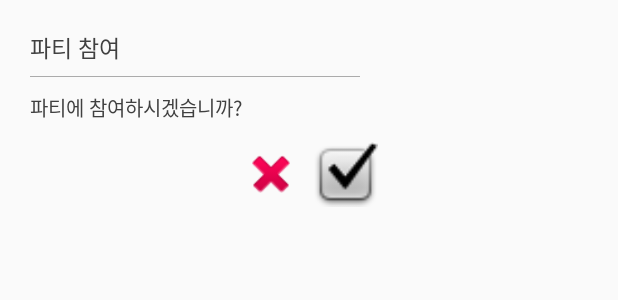
After one commit to PartyGwam/front, an Android app: the layout join_party_btn_dialog_alarm.xml on its own in the app's theme, with its tools: preview values and no code run, on a phone screen of 412 x 824 dp. The commit adds this screen. Shown: the top 300 px of the screen. Run offline under Robolectric (Android 15) with nearby library versions, the phone set to English and light mode, and no system bars.

Commit message:
파티 디테일 화면 작업중

```diff
--- /dev/null
+++ b/app/src/main/res/layout/join_party_btn_dialog_alarm.xml
@@ -0,0 +1,75 @@
+<?xml version="1.0" encoding="utf-8"?>
+<android.support.constraint.ConstraintLayout
+    xmlns:android="http://schemas.android.com/apk/res/android"
+    xmlns:app="http://schemas.android.com/apk/res-auto"
+    xmlns:tools="http://schemas.android.com/tools"
+    android:layout_width="260dp"
+    android:layout_height="150dp">
+
+    <TextView
+        android:id="@+id/join_party_text"
+        android:layout_width="220dp"
+        android:layout_height="25dp"
+        android:layout_gravity="center_vertical"
+        android:layout_marginEnd="8dp"
+        android:layout_marginStart="8dp"
+        android:layout_marginTop="20dp"
+        android:text="파티 참여"
+        android:textColor="#404040"
+        android:textSize="15sp"
+        app:layout_constraintEnd_toEndOf="parent"
+        app:layout_constraintStart_toStartOf="parent"
+        app:layout_constraintTop_toTopOf="parent"/>
+
+    <View
+        android:id="@+id/view3"
+        android:layout_width="220dp"
+        android:layout_height="0.5dp"
+        android:layout_marginEnd="8dp"
+        android:layout_marginStart="8dp"
+        android:layout_marginTop="5dp"
+        android:background="#ababab"
+        app:layout_constraintEnd_toEndOf="parent"
+        app:layout_constraintStart_toStartOf="parent"
+        app:layout_constraintTop_toBottomOf="@+id/join_party_text"/>
+
+    <TextView
+        android:id="@+id/delete_party_text"
+        android:layout_width="220dp"
+        android:layout_height="wrap_content"
+        android:layout_gravity="center_vertical"
+        android:layout_marginEnd="8dp"
+        android:layout_marginStart="8dp"
+        android:layout_marginTop="10dp"
+        android:text="파티에 참여하시겠습니까?"
+        android:textColor="#404040"
+        android:textSize="13sp"
+        app:layout_constraintEnd_toEndOf="parent"
+        app:layout_constraintStart_toStartOf="parent"
+        app:layout_constraintTop_toBottomOf="@+id/view3"/>
+
+    <ImageView
+        android:id="@+id/yes_button"
+        android:layout_width="43dp"
+        android:layout_height="46dp"
+        android:layout_marginBottom="8dp"
+        android:layout_marginEnd="8dp"
+        android:layout_marginTop="8dp"
+        app:layout_constraintBottom_toBottomOf="parent"
+        app:layout_constraintEnd_toEndOf="parent"
+        app:layout_constraintTop_toBottomOf="@+id/delete_party_text"
+        app:srcCompat="@android:drawable/checkbox_on_background"/>
+
+    <ImageView
+        android:id="@+id/no_button"
+        android:layout_width="40dp"
+        android:layout_height="40dp"
+        android:layout_marginBottom="8dp"
+        android:layout_marginEnd="8dp"
+        android:layout_marginTop="8dp"
+        app:layout_constraintBottom_toBottomOf="parent"
+        app:layout_constraintEnd_toStartOf="@+id/yes_button"
+        app:layout_constraintTop_toBottomOf="@+id/delete_party_text"
+        app:srcCompat="@android:drawable/ic_delete"/>
+
+</android.support.constraint.ConstraintLayout>
```
Also changed, not shown: app/src/main/java/com/example/joe/depromeet_partygwam/PartyDetail/View/PartyDetailActivity.java (+31 -15 lines), app/src/main/res/drawable/upper_line_background.xml (+5 -7 lines), app/src/main/res/layout/activity_party_detail.xml (+13 -69 lines).
